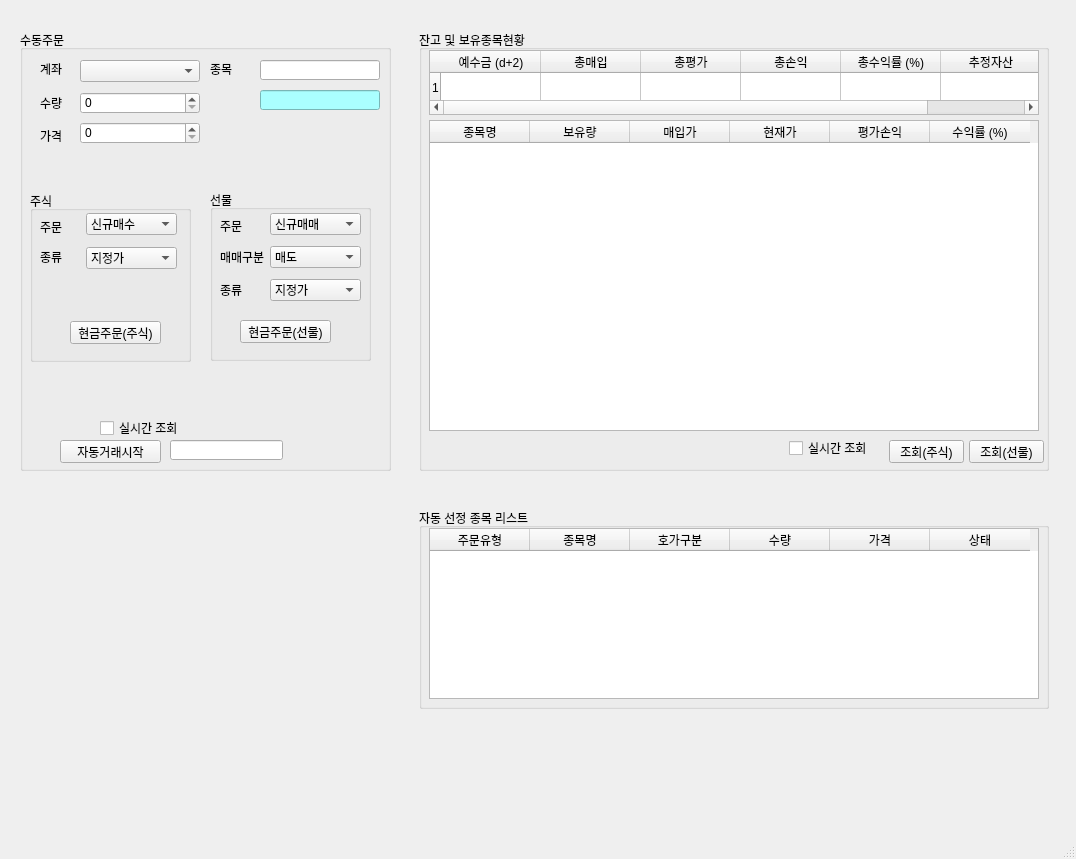
First picture: the form in pytrader.ui, repository sungju1572/auto_trade, before the edit.
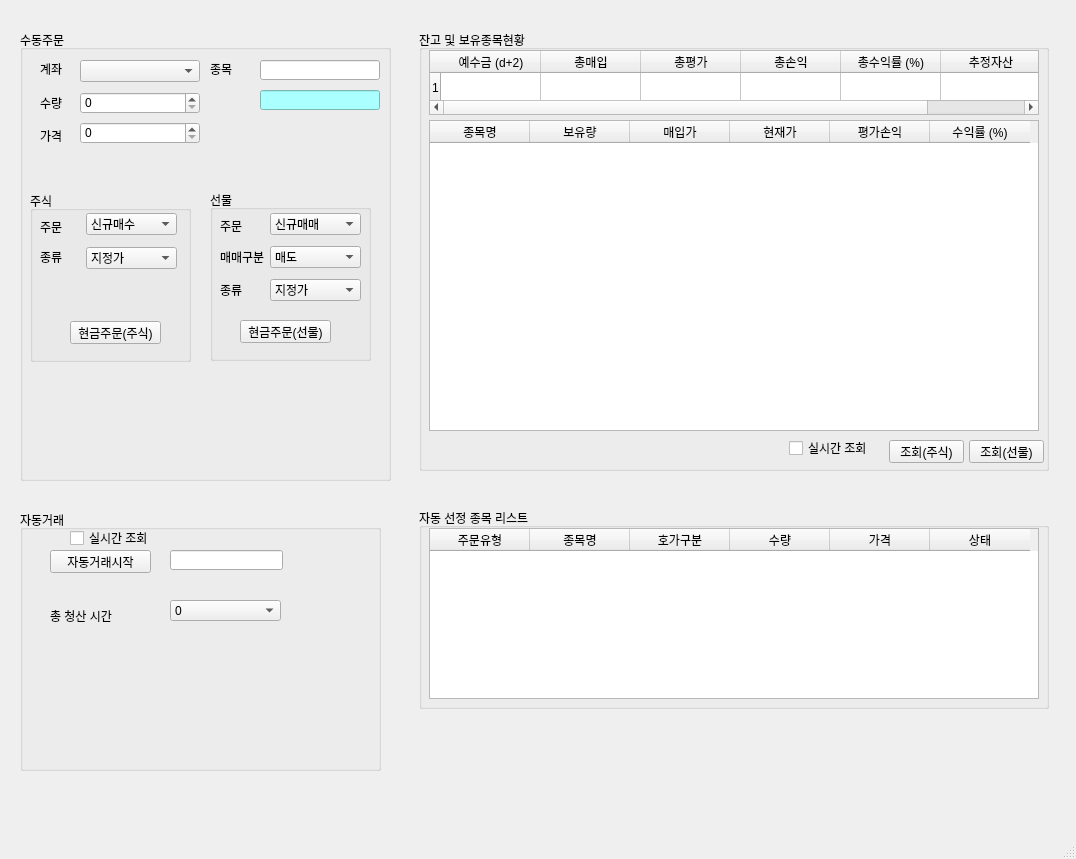
Second picture: the form after the edit. Icons and pictures are not drawn.

Commit message: 강제청산시간 기능 추가

What changed in the file:
```diff
--- a/pytrader.ui
+++ b/pytrader.ui
@@ -24,7 +24,7 @@
       <x>20</x>
       <y>30</y>
       <width>371</width>
-      <height>441</height>
+      <height>451</height>
      </rect>
     </property>
     <property name="title">
@@ -385,42 +385,6 @@
       </property>
      </widget>
     </widget>
-    <widget class="QPushButton" name="pushButton_6">
-     <property name="geometry">
-      <rect>
-       <x>40</x>
-       <y>410</y>
-       <width>101</width>
-       <height>23</height>
-      </rect>
-     </property>
-     <property name="text">
-      <string>자동거래시작</string>
-     </property>
-    </widget>
-    <widget class="QLineEdit" name="lineEdit_3">
-     <property name="geometry">
-      <rect>
-       <x>150</x>
-       <y>410</y>
-       <width>113</width>
-       <height>20</height>
-      </rect>
-     </property>
-    </widget>
-    <widget class="QCheckBox" name="checkBox_2">
-     <property name="geometry">
-      <rect>
-       <x>80</x>
-       <y>390</y>
-       <width>81</width>
-       <height>16</height>
-      </rect>
-     </property>
-     <property name="text">
-      <string>실시간 조회</string>
-     </property>
-    </widget>
    </widget>
    <widget class="QGroupBox" name="groupBox_2">
     <property name="geometry">
@@ -677,6 +641,118 @@
      </column>
     </widget>
    </widget>
+   <widget class="QGroupBox" name="groupBox_6">
+    <property name="geometry">
+     <rect>
+      <x>20</x>
+      <y>510</y>
+      <width>361</width>
+      <height>261</height>
+     </rect>
+    </property>
+    <property name="title">
+     <string>자동거래</string>
+    </property>
+    <widget class="QPushButton" name="pushButton_6">
+     <property name="geometry">
+      <rect>
+       <x>30</x>
+       <y>40</y>
+       <width>101</width>
+       <height>23</height>
+      </rect>
+     </property>
+     <property name="text">
+      <string>자동거래시작</string>
+     </property>
+    </widget>
+    <widget class="QCheckBox" name="checkBox_2">
+     <property name="geometry">
+      <rect>
+       <x>50</x>
+       <y>20</y>
+       <width>81</width>
+       <height>16</height>
+      </rect>
+     </property>
+     <property name="text">
+      <string>실시간 조회</string>
+     </property>
+    </widget>
+    <widget class="QLineEdit" name="lineEdit_3">
+     <property name="geometry">
+      <rect>
+       <x>150</x>
+       <y>40</y>
+       <width>113</width>
+       <height>20</height>
+      </rect>
+     </property>
+    </widget>
+    <widget class="QComboBox" name="comboBox_7">
+     <property name="geometry">
+      <rect>
+       <x>150</x>
+       <y>90</y>
+       <width>111</width>
+       <height>21</height>
+      </rect>
+     </property>
+     <item>
+      <property name="text">
+       <string>0</string>
+      </property>
+     </item>
+     <item>
+      <property name="text">
+       <string>9</string>
+      </property>
+     </item>
+     <item>
+      <property name="text">
+       <string>10</string>
+      </property>
+     </item>
+     <item>
+      <property name="text">
+       <string>11</string>
+      </property>
+     </item>
+     <item>
+      <property name="text">
+       <string>12</string>
+      </property>
+     </item>
+     <item>
+      <property name="text">
+       <string>13</string>
+      </property>
+     </item>
+     <item>
+      <property name="text">
+       <string>14</string>
+      </property>
+     </item>
+     <item>
+      <property name="text">
+       <string>15</string>
+      </property>
+     </item>
+    </widget>
+    <widget class="QLabel" name="label_10">
+     <property name="geometry">
+      <rect>
+       <x>30</x>
+       <y>90</y>
+       <width>91</width>
+       <height>31</height>
+      </rect>
+     </property>
+     <property name="text">
+      <string>총 청산 시간</string>
+     </property>
+    </widget>
+   </widget>
   </widget>
   <widget class="QMenuBar" name="menubar">
    <property name="geometry">
```
